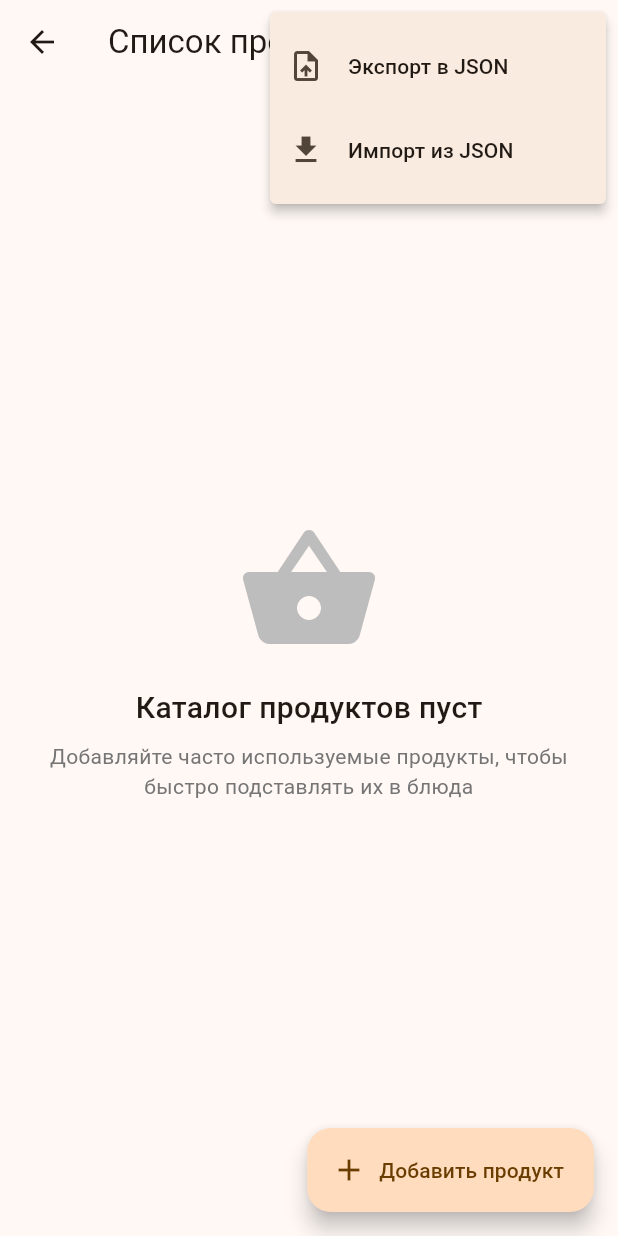
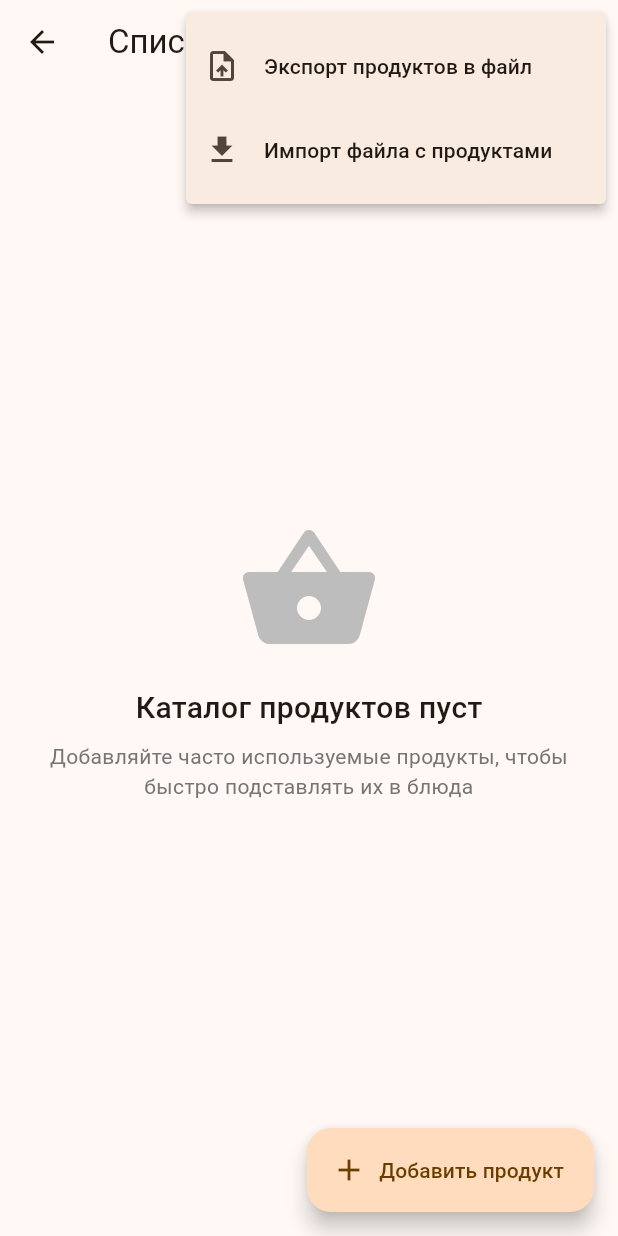
Before and after one commit to razvedos201/dishes, a Flutter app: the ProductsScreen screen opened directly, after a tap on the "more vert" icon, on a phone screen of 412 x 824 dp. Run offline on Flutter 3.47's test engine with Material 3 defaults, Android fonts, the phone set to English and light mode, and no system bars; our stand-ins replace cross_file, file_picker, image_picker, share_plus, shared_preferences; missing offline and left inert: dart:html; accounts and stored records are empty.

Commit message:
Friendlier menu labels and import error messages

```diff
--- a/lib/screens/home_screen.dart
+++ b/lib/screens/home_screen.dart
@@ -317,14 +317,14 @@ class _HomeScreenState extends State<HomeScreen> {
                       value: 'export',
                       child: ListTile(
                         leading: Icon(Icons.upload_file),
-                        title: Text('Экспорт в JSON'),
+                        title: Text('Экспорт блюд в файл'),
                       ),
                     ),
                     PopupMenuItem(
                       value: 'import',
                       child: ListTile(
                         leading: Icon(Icons.download),
-                        title: Text('Импорт из JSON'),
+                        title: Text('Импорт файла с блюдами'),
                       ),
                     ),
                   ],
--- a/lib/screens/products_screen.dart
+++ b/lib/screens/products_screen.dart
@@ -182,14 +182,14 @@ class _ProductsScreenState extends State<ProductsScreen> {
                 value: 'export',
                 child: ListTile(
                   leading: Icon(Icons.upload_file),
-                  title: Text('Экспорт в JSON'),
+                  title: Text('Экспорт продуктов в файл'),
                 ),
               ),
               PopupMenuItem(
                 value: 'import',
                 child: ListTile(
                   leading: Icon(Icons.download),
-                  title: Text('Импорт из JSON'),
+                  title: Text('Импорт файла с продуктами'),
                 ),
               ),
             ],
```
Also changed, not shown: lib/services/storage_io.dart (+25 -0 lines), lib/services/storage_web.dart (+21 -0 lines).
